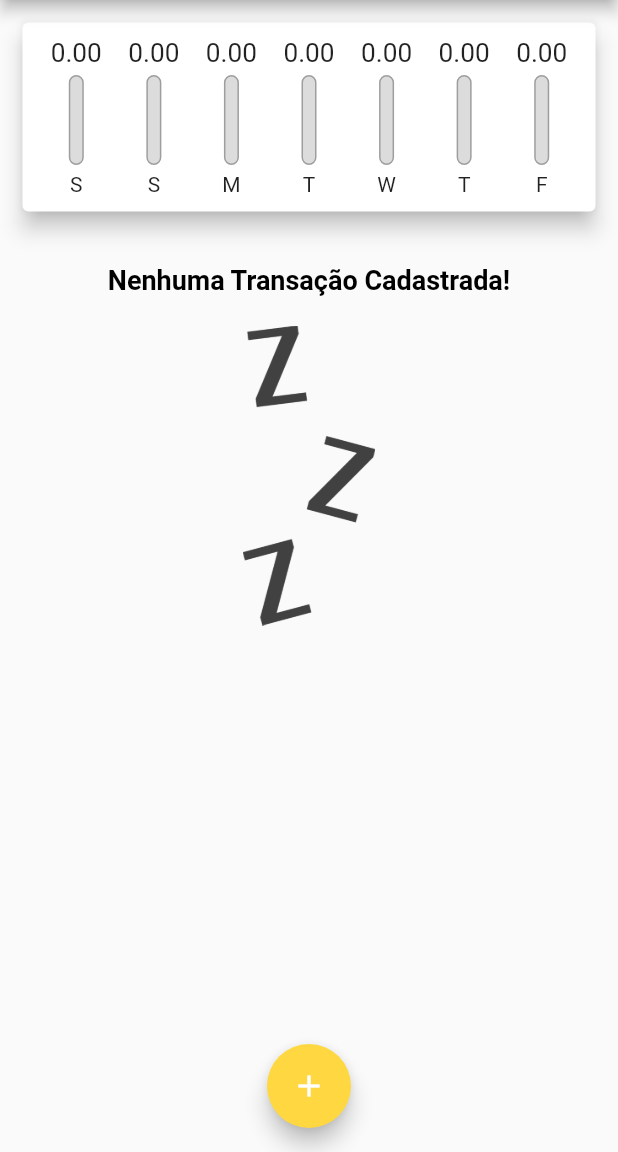
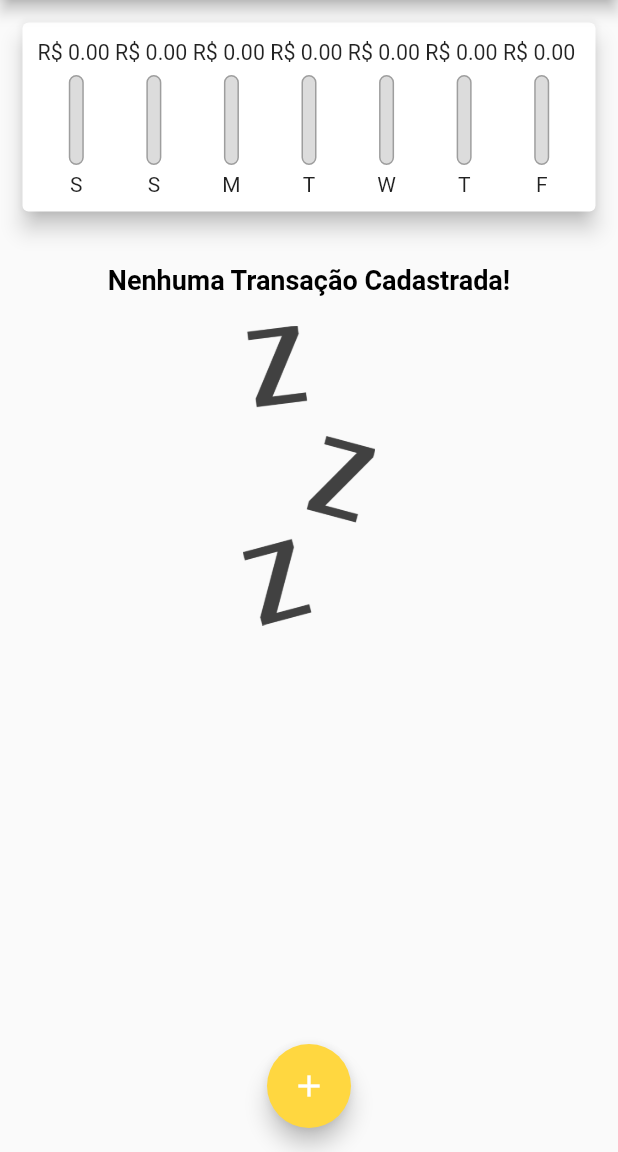
Before and after one commit to luwanhika/expenses, a Flutter app: the screen it shows after launch, on a phone screen of 412 x 824 dp, the part 84-1236 px from its top. Run offline on Flutter 3.47's test engine with Material 2 defaults, Android fonts, the phone set to English and light mode, and no system bars; Roboto replaces fonts that are missing (OpensSans).

Commit message:
ajustando o tamanho da lista

```diff
--- a/lib/components/chart_bar.dart
+++ b/lib/components/chart_bar.dart
@@ -19,7 +19,7 @@ class ChartBar extends StatelessWidget {
         SizedBox(
           height: 20,
           child: FittedBox(
-            child: Text('${value!.toStringAsFixed(2)}'),
+            child: Text('R\$ ${value!.toStringAsFixed(2)} '),
           ),
         ),
         const SizedBox(height: 5),
--- a/lib/components/transaction_list.dart
+++ b/lib/components/transaction_list.dart
@@ -12,7 +12,7 @@ class TransactionList extends StatelessWidget {
   @override
   Widget build(BuildContext context) {
     return SizedBox(
-      height: 300,
+      height: 430,
       child: transactions.isEmpty
           ? Column(
               children: [
```
